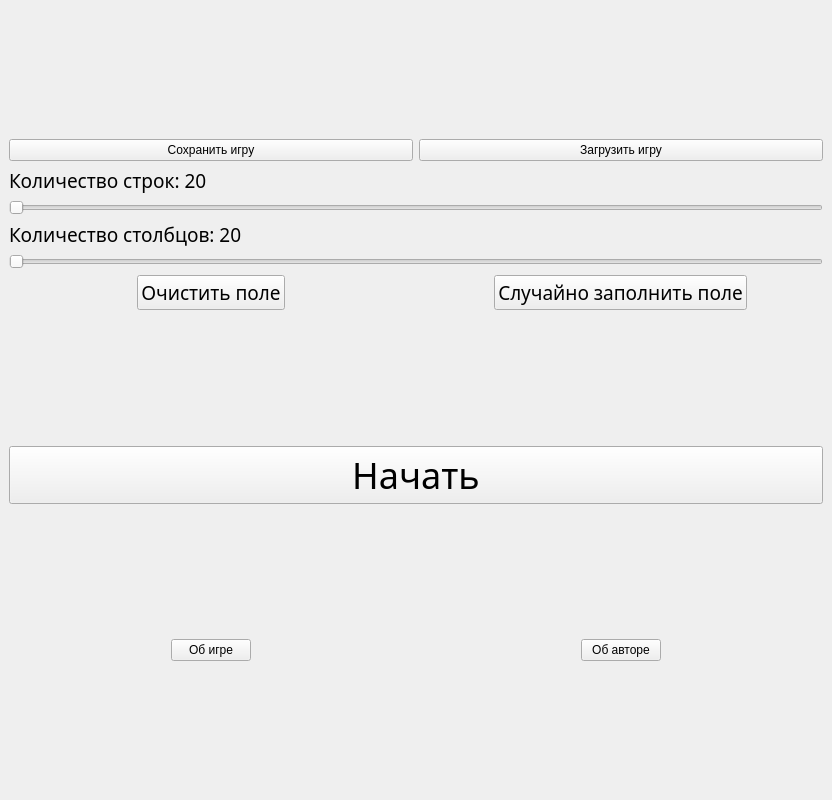
Qt form mainwindow.ui (Rulemore/GameOfLife) before a commit.
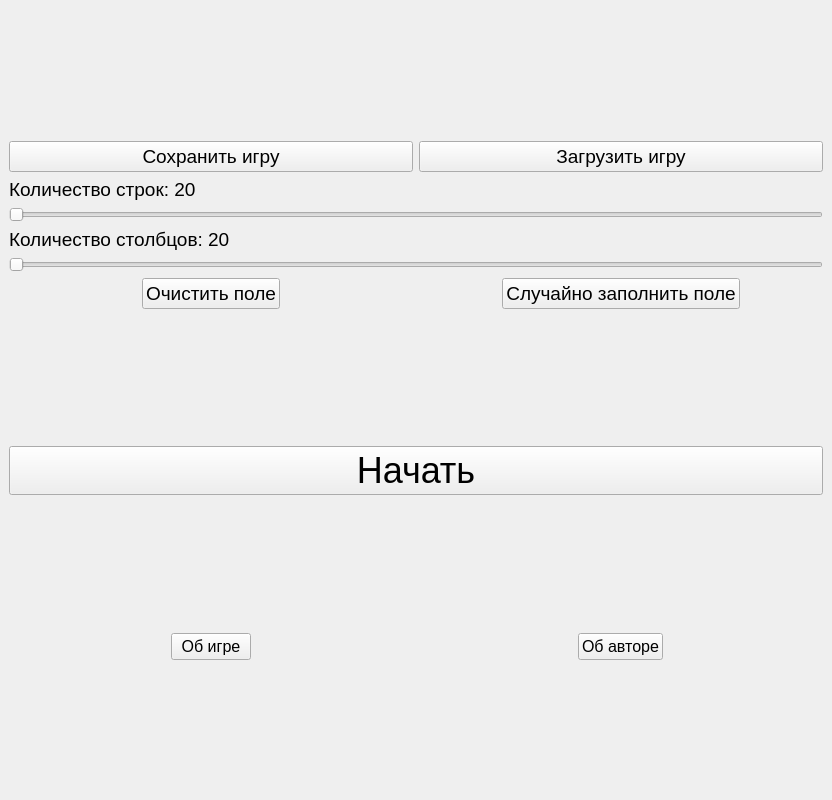
The same form after that commit.

Patch:
```diff
--- a/mainwindow.ui
+++ b/mainwindow.ui
@@ -36,6 +36,11 @@
          <layout class="QHBoxLayout" name="saveLoadLayout">
           <item>
            <widget class="QPushButton" name="saveButton">
+            <property name="font">
+             <font>
+              <pointsize>14</pointsize>
+             </font>
+            </property>
             <property name="text">
              <string>Сохранить игру</string>
             </property>
@@ -43,6 +48,11 @@
           </item>
           <item>
            <widget class="QPushButton" name="loadButton">
+            <property name="font">
+             <font>
+              <pointsize>14</pointsize>
+             </font>
+            </property>
             <property name="text">
              <string>Загрузить игру</string>
             </property>
@@ -54,7 +64,7 @@
          <widget class="QLabel" name="rowCountSliderInfo">
           <property name="font">
            <font>
-            <family>Trebuchet MS</family>
+            <family>Segoe UI</family>
             <pointsize>14</pointsize>
            </font>
           </property>
@@ -77,7 +87,7 @@
          <widget class="QLabel" name="columnCountSliderInfo">
           <property name="font">
            <font>
-            <family>Trebuchet MS</family>
+            <family>Segoe UI</family>
             <pointsize>14</pointsize>
            </font>
           </property>
@@ -102,7 +112,7 @@
            <widget class="QPushButton" name="emptyGridButton">
             <property name="font">
              <font>
-              <family>Trebuchet MS</family>
+              <family>Segoe UI</family>
               <pointsize>14</pointsize>
              </font>
             </property>
@@ -115,7 +125,7 @@
            <widget class="QPushButton" name="randomGridButton">
             <property name="font">
              <font>
-              <family>Trebuchet MS</family>
+              <family>Segoe UI</family>
               <pointsize>14</pointsize>
              </font>
             </property>
@@ -143,7 +153,7 @@
          <widget class="QPushButton" name="startOrStopEvolvingButton">
           <property name="font">
            <font>
-            <family>Trebuchet MS</family>
+            <family>Segoe UI</family>
             <pointsize>27</pointsize>
            </font>
           </property>
@@ -169,6 +179,11 @@
          <layout class="QHBoxLayout" name="aboutButtons">
           <item alignment="Qt::AlignHCenter">
            <widget class="QPushButton" name="aboutButton">
+            <property name="font">
+             <font>
+              <pointsize>12</pointsize>
+             </font>
+            </property>
             <property name="text">
              <string>Об игре</string>
             </property>
@@ -176,6 +191,11 @@
           </item>
           <item alignment="Qt::AlignHCenter">
            <widget class="QPushButton" name="authorButton">
+            <property name="font">
+             <font>
+              <pointsize>12</pointsize>
+             </font>
+            </property>
             <property name="text">
              <string>Об авторе</string>
             </property>
```
